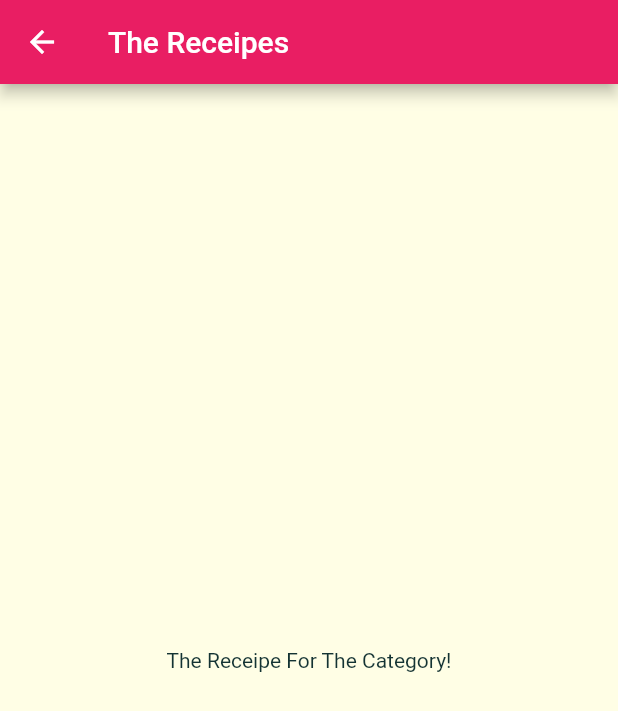
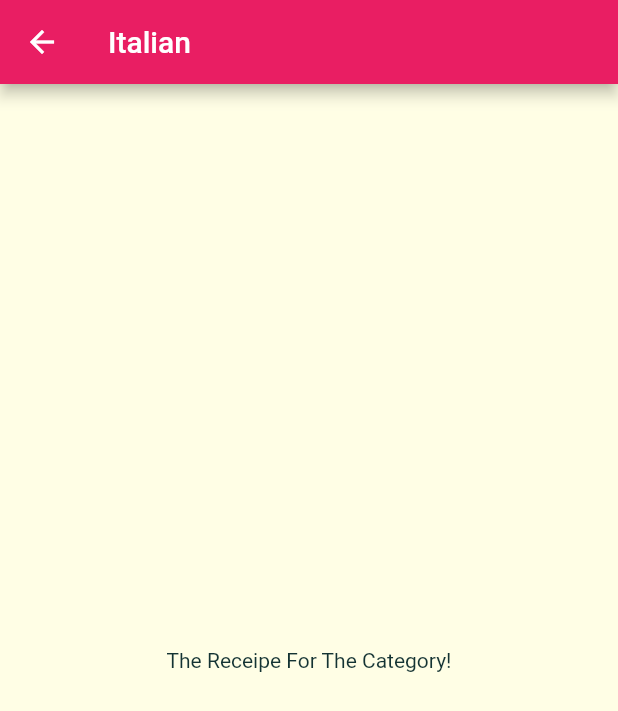
Before and after one commit to anawatj/meal-app, a Flutter app: the screen it shows after launch, after a tap on "Italian", on a phone screen of 412 x 824 dp. Shown: the top 711 px of the screen. Run offline on Flutter 3.47's test engine with Material 2 defaults, Android fonts, the phone set to English and light mode, and no system bars; Roboto replaces fonts that are missing (Raleway).

```diff
--- a/lib/categories_screen.dart
+++ b/lib/categories_screen.dart
@@ -15,6 +15,7 @@ class CategoriesScreen extends StatelessWidget {
         children: DUMMY_CATEGORIES
             .map(
               (catData) => CategoryItem(
+                catData.id!,
                 catData.title!,
                 catData.color,
               ),
--- a/lib/category_item.dart
+++ b/lib/category_item.dart
@@ -3,13 +3,14 @@ import 'package:flutter/material.dart';
 import 'package:mealapp/category_meals_screen.dart';
 
 class CategoryItem extends StatelessWidget {
+  final String id;
   final String title;
   final Color color;
 
-  CategoryItem(this.title, this.color);
+  CategoryItem(this.id, this.title, this.color);
   void selectCategory(BuildContext ctx) {
     Navigator.of(ctx).push(MaterialPageRoute(builder: (_) {
-      return CategoryMealsScreen();
+      return CategoryMealsScreen(id, title);
     }));
   }
 
--- a/lib/category_meals_screen.dart
+++ b/lib/category_meals_screen.dart
@@ -1,11 +1,14 @@
 import 'package:flutter/material.dart';
 
 class CategoryMealsScreen extends StatelessWidget {
+  final String categoryId;
+  final String categoryTitle;
+  CategoryMealsScreen(this.categoryId, this.categoryTitle);
   @override
   Widget build(BuildContext context) {
     return Scaffold(
       appBar: AppBar(
-        title: Text("The Receipes"),
+        title: Text(categoryTitle),
       ),
       body: Center(
         child: Text("The Receipe For The Category!"),
```
